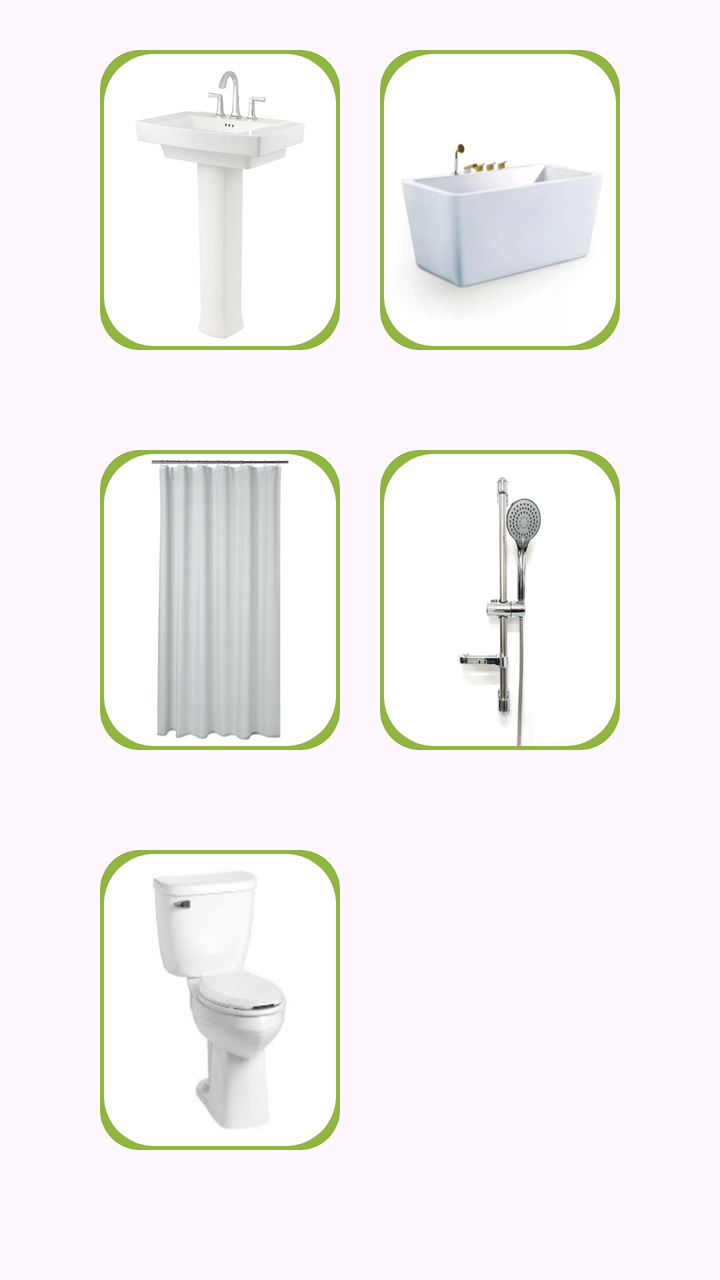
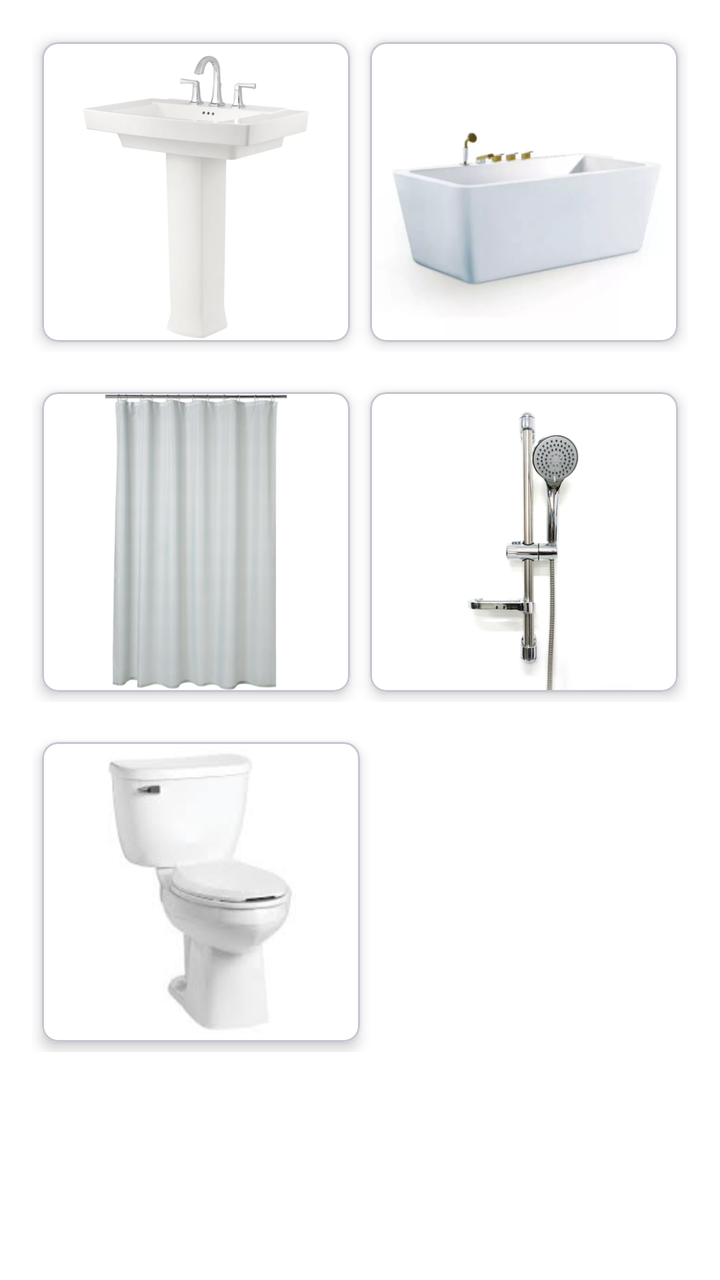

Compare the two renders of this Android layout. The source of the first and the diff that turns it into the second are given below.
<!-- AndroidManifest.xml: application theme Theme.LayoutLab -->
<!-- res/layout/fragment_bathroom.xml -->
<?xml version="1.0" encoding="utf-8"?>
<LinearLayout xmlns:android="http://schemas.android.com/apk/res/android"
    xmlns:tools="http://schemas.android.com/tools"
    android:layout_width="match_parent"
    android:layout_height="match_parent"
    tools:context=".Bathroom"
    android:orientation="vertical">

    <LinearLayout
        android:layout_width="match_parent"
        android:layout_height="wrap_content"
        android:orientation="vertical">

        <LinearLayout
            android:layout_width="match_parent"
            android:layout_height="wrap_content"
            android:orientation="vertical"
            android:gravity="center"
            android:paddingLeft="40dp"
            android:paddingRight="40dp">

            
            <LinearLayout
                android:id="@+id/lin_savedDesigns"
                android:layout_width="match_parent"
                android:layout_height="wrap_content"
                android:orientation="horizontal"
                android:layout_marginTop="15dp"
                android:layout_marginBottom="15dp">

                <LinearLayout
                    android:layout_width="0dp"
                    android:layout_height="150dp"
                    android:layout_weight="1"
                    android:orientation="vertical"
                    android:layout_margin="10dp"
                    android:padding="2dp"
                    android:background="@drawable/scrollview_items">

                    <ImageView
                        android:layout_width="match_parent"
                        android:layout_height="match_parent"
                        android:src="@drawable/bathroom1"
                        android:clipToOutline="true"
                        android:background="@drawable/library_item"
                        android:scaleType="fitXY"/>

                </LinearLayout>

                <LinearLayout
                    android:layout_width="0dp"
                    android:layout_height="150dp"
                    android:layout_weight="1"
                    android:orientation="vertical"
                    android:layout_margin="10dp"
                    android:padding="2dp"
                    android:background="@drawable/scrollview_items">

                    <ImageView
                        android:layout_width="match_parent"
                        android:layout_height="match_parent"
                        android:src="@drawable/bathroom2"
                        android:clipToOutline="true"
                        android:background="@drawable/library_item"
                        android:scaleType="fitXY"/>

                </LinearLayout>

            </LinearLayout>

            
            <LinearLayout
                android:id="@+id/lin_drafts"
                android:layout_width="match_parent"
                android:layout_height="wrap_content"
                android:orientation="horizontal"
                android:layout_marginTop="15dp"
                android:layout_marginBottom="15dp">

                <LinearLayout
                    android:layout_width="0dp"
                    android:layout_height="150dp"
                    android:layout_weight="1"
                    android:orientation="vertical"
                    android:layout_margin="10dp"
                    android:padding="2dp"
                    android:background="@drawable/scrollview_items">

                    <ImageView
                        android:layout_width="match_parent"
                        android:layout_height="match_parent"
                        android:src="@drawable/bathroom3"
                        android:clipToOutline="true"
                        android:background="@drawable/library_item"
                        android:scaleType="fitXY"/>

                </LinearLayout>

                <LinearLayout
                    android:layout_width="0dp"
                    android:layout_height="150dp"
                    android:layout_weight="1"
                    android:orientation="vertical"
                    android:layout_margin="10dp"
                    android:padding="2dp"
                    android:background="@drawable/scrollview_items">

                    <ImageView
                        android:layout_width="match_parent"
                        android:layout_height="match_parent"
                        android:src="@drawable/bathroom4"
                        android:clipToOutline="true"
                        android:background="@drawable/library_item"
                        android:scaleType="fitXY"/>

                </LinearLayout>

            </LinearLayout>

            
            <LinearLayout
                android:id="@+id/lin_library"
                android:layout_width="match_parent"
                android:layout_height="wrap_content"
                android:orientation="horizontal"
                android:layout_marginTop="15dp"
                android:layout_marginBottom="15dp">

                <LinearLayout
                    android:layout_width="0dp"
                    android:layout_height="150dp"
                    android:layout_weight="1"
                    android:orientation="vertical"
                    android:layout_margin="10dp"
                    android:padding="2dp"
                    android:background="@drawable/scrollview_items">

                    <ImageView
                        android:layout_width="match_parent"
                        android:layout_height="match_parent"
                        android:src="@drawable/bathroom5"
                        android:clipToOutline="true"
                        android:background="@drawable/library_item"
                        android:scaleType="fitXY"/>

                </LinearLayout>

                <LinearLayout
                    android:layout_width="0dp"
                    android:layout_height="150dp"
                    android:layout_weight="1"
                    android:orientation="vertical"
                    android:layout_margin="10dp"
                    android:padding="2dp"
                    >









                </LinearLayout>

            </LinearLayout>

            
            
            
            
            
            
            
            

            
            
            
            
            
            
            
            

            
            
            
            
            
            
            

            

            
            
            
            
            
            
            
            

            
            
            
            
            
            
            

            

            

        </LinearLayout>

    </LinearLayout>

</LinearLayout>
<!-- resources referenced by this layout -->
<resources>
  <!-- drawable bathroom1: png bitmap (drawable, 48441 bytes) -->
  <!-- drawable bathroom2: png bitmap (drawable, 62136 bytes) -->
  <!-- drawable bathroom3: png bitmap (drawable, 187072 bytes) -->
  <!-- drawable bathroom4: png bitmap (drawable, 78939 bytes) -->
  <!-- drawable bathroom5: png bitmap (drawable, 33071 bytes) -->
  <!-- drawable library_item (drawable) -->
  <?xml version="1.0" encoding="utf-8"?>
  <shape xmlns:android="http://schemas.android.com/apk/res/android"
      android:shape="rectangle">
      <size
          android:width="100dp"
          android:height="100dp" />
      <corners android:radius="25dp"/>
  
  </shape>
  <!-- drawable scrollview_items (drawable) -->
  <?xml version="1.0" encoding="UTF-8"?>
  <shape
      xmlns:android="http://schemas.android.com/apk/res/android">
      <solid
          android:color="#90B541"
          />
      <corners
          android:radius="20dp"
          />
  </shape>
  <style name="Theme.LayoutLab" parent="Base.Theme.LayoutLab" />
  <style name="Base.Theme.LayoutLab" parent="Theme.Material3.DayNight.NoActionBar">
          
          
      </style>
</resources>

<!-- the commit's change to res/layout/fragment_bathroom.xml (unified diff, before → after) -->
@@ -1,10 +1,13 @@
 <?xml version="1.0" encoding="utf-8"?>
 <LinearLayout xmlns:android="http://schemas.android.com/apk/res/android"
     xmlns:tools="http://schemas.android.com/tools"
+    xmlns:app="http://schemas.android.com/apk/res-auto"
     android:layout_width="match_parent"
     android:layout_height="match_parent"
     tools:context=".Bathroom"
-    android:orientation="vertical">
+    android:orientation="vertical"
+    android:padding="16dp"
+    android:background="@color/white">
 
     <LinearLayout
         android:layout_width="match_parent"
@@ -14,207 +17,109 @@
         <LinearLayout
             android:layout_width="match_parent"
             android:layout_height="wrap_content"
-            android:orientation="vertical"
-            android:gravity="center"
-            android:paddingLeft="40dp"
-            android:paddingRight="40dp">
+            android:orientation="horizontal"
+            android:layout_marginBottom="15dp">
 
-            
+            <com.google.android.material.card.MaterialCardView
+                android:layout_width="0dp"
+                android:layout_height="150dp"
+                android:layout_weight="1"
+                android:layout_margin="5dp"
+                app:cardElevation="4dp"
+                app:cardCornerRadius="8dp">
+
+                <ImageView
+                    android:layout_width="match_parent"
+                    android:layout_height="match_parent"
+                    android:src="@drawable/bathroom1"
+                    android:clipToOutline="true"
+                    android:scaleType="centerCrop" />
+            </com.google.android.material.card.MaterialCardView>
+
+            <com.google.android.material.card.MaterialCardView
+                android:layout_width="0dp"
+                android:layout_height="150dp"
+                android:layout_weight="1"
+                android:layout_margin="5dp"
+                app:cardElevation="4dp"
+                app:cardCornerRadius="8dp">
+
+                <ImageView
+                    android:layout_width="match_parent"
+                    android:layout_height="match_parent"
+                    android:src="@drawable/bathroom2"
+                    android:clipToOutline="true"
+                    android:scaleType="centerCrop" />
+            </com.google.android.material.card.MaterialCardView>
+        </LinearLayout>
+
+        <LinearLayout
+            android:layout_width="match_parent"
+            android:layout_height="wrap_content"
+            android:orientation="horizontal"
+            android:layout_marginBottom="15dp">
+
+            <com.google.android.material.card.MaterialCardView
+                android:layout_width="0dp"
+                android:layout_height="150dp"
+                android:layout_weight="1"
+                android:layout_margin="5dp"
+                app:cardElevation="4dp"
+                app:cardCornerRadius="8dp">
+
+                <ImageView
+                    android:layout_width="match_parent"
+                    android:layout_height="match_parent"
+                    android:src="@drawable/bathroom3"
+                    android:clipToOutline="true"
+                    android:scaleType="centerCrop" />
+            </com.google.android.material.card.MaterialCardView>
+
+            <com.google.android.material.card.MaterialCardView
+                android:layout_width="0dp"
+                android:layout_height="150dp"
+                android:layout_weight="1"
+                android:layout_margin="5dp"
+                app:cardElevation="4dp"
+                app:cardCornerRadius="8dp">
+
+                <ImageView
+                    android:layout_width="match_parent"
+                    android:layout_height="match_parent"
+                    android:src="@drawable/bathroom4"
+                    android:clipToOutline="true"
+                    android:scaleType="centerCrop" />
+            </com.google.android.material.card.MaterialCardView>
+        </LinearLayout>
+
+        <LinearLayout
+            android:layout_width="match_parent"
+            android:layout_height="wrap_content"
+            android:orientation="horizontal"
+            android:layout_marginBottom="15dp">
+
+            <com.google.android.material.card.MaterialCardView
+                android:layout_width="0dp"
+                android:layout_height="150dp"
+                android:layout_weight="1"
+                android:layout_margin="5dp"
+                app:cardElevation="4dp"
+                app:cardCornerRadius="8dp">
+
+                <ImageView
+                    android:layout_width="match_parent"
+                    android:layout_height="match_parent"
+                    android:src="@drawable/bathroom5"
+                    android:clipToOutline="true"
+                    android:scaleType="centerCrop" />
+            </com.google.android.material.card.MaterialCardView>
+
             <LinearLayout
-                android:id="@+id/lin_savedDesigns"
-                android:layout_width="match_parent"
-                android:layout_height="wrap_content"
-                android:orientation="horizontal"
-                android:layout_marginTop="15dp"
-                android:layout_marginBottom="15dp">
-
-                <LinearLayout
-                    android:layout_width="0dp"
-                    android:layout_height="150dp"
-                    android:layout_weight="1"
-                    android:orientation="vertical"
-                    android:layout_margin="10dp"
-                    android:padding="2dp"
-                    android:background="@drawable/scrollview_items">
-
-                    <ImageView
-                        android:layout_width="match_parent"
-                        android:layout_height="match_parent"
-                        android:src="@drawable/bathroom1"
-                        android:clipToOutline="true"
-                        android:background="@drawable/library_item"
-                        android:scaleType="fitXY"/>
-
-                </LinearLayout>
-
-                <LinearLayout
-                    android:layout_width="0dp"
-                    android:layout_height="150dp"
-                    android:layout_weight="1"
-                    android:orientation="vertical"
-                    android:layout_margin="10dp"
-                    android:padding="2dp"
-                    android:background="@drawable/scrollview_items">
-
-                    <ImageView
-                        android:layout_width="match_parent"
-                        android:layout_height="match_parent"
-                        android:src="@drawable/bathroom2"
-                        android:clipToOutline="true"
-                        android:background="@drawable/library_item"
-                        android:scaleType="fitXY"/>
-
-                </LinearLayout>
+                android:layout_width="0dp"
+                android:layout_weight="1"
+                android:layout_height="wrap_content">
 
             </LinearLayout>
-
-            
-            <LinearLayout
-                android:id="@+id/lin_drafts"
-                android:layout_width="match_parent"
-                android:layout_height="wrap_content"
-                android:orientation="horizontal"
-                android:layout_marginTop="15dp"
-                android:layout_marginBottom="15dp">
-
-                <LinearLayout
-                    android:layout_width="0dp"
-                    android:layout_height="150dp"
-                    android:layout_weight="1"
-                    android:orientation="vertical"
-                    android:layout_margin="10dp"
-                    android:padding="2dp"
-                    android:background="@drawable/scrollview_items">
-
-                    <ImageView
-                        android:layout_width="match_parent"
-                        android:layout_height="match_parent"
-                        android:src="@drawable/bathroom3"
-                        android:clipToOutline="true"
-                        android:background="@drawable/library_item"
-                        android:scaleType="fitXY"/>
-
-                </LinearLayout>
-
-                <LinearLayout
-                    android:layout_width="0dp"
-                    android:layout_height="150dp"
-                    android:layout_weight="1"
-                    android:orientation="vertical"
-                    android:layout_margin="10dp"
-                    android:padding="2dp"
-                    android:background="@drawable/scrollview_items">
-
-                    <ImageView
-                        android:layout_width="match_parent"
-                        android:layout_height="match_parent"
-                        android:src="@drawable/bathroom4"
-                        android:clipToOutline="true"
-                        android:background="@drawable/library_item"
-                        android:scaleType="fitXY"/>
-
-                </LinearLayout>
-
-            </LinearLayout>
-
-            
-            <LinearLayout
-                android:id="@+id/lin_library"
-                android:layout_width="match_parent"
-                android:layout_height="wrap_content"
-                android:orientation="horizontal"
-                android:layout_marginTop="15dp"
-                android:layout_marginBottom="15dp">
-
-                <LinearLayout
-                    android:layout_width="0dp"
-                    android:layout_height="150dp"
-                    android:layout_weight="1"
-                    android:orientation="vertical"
-                    android:layout_margin="10dp"
-                    android:padding="2dp"
-                    android:background="@drawable/scrollview_items">
-
-                    <ImageView
-                        android:layout_width="match_parent"
-                        android:layout_height="match_parent"
-                        android:src="@drawable/bathroom5"
-                        android:clipToOutline="true"
-                        android:background="@drawable/library_item"
-                        android:scaleType="fitXY"/>
-
-                </LinearLayout>
-
-                <LinearLayout
-                    android:layout_width="0dp"
-                    android:layout_height="150dp"
-                    android:layout_weight="1"
-                    android:orientation="vertical"
-                    android:layout_margin="10dp"
-                    android:padding="2dp"
-                    >
-
-
-
-
-
-
-
-
-
-                </LinearLayout>
-
-            </LinearLayout>
-
-            
-            
-            
-            
-            
-            
-            
-            
-
-            
-            
-            
-            
-            
-            
-            
-            
-
-            
-            
-            
-            
-            
-            
-            
-
-            
-
-            
-            
-            
-            
-            
-            
-            
-            
-
-            
-            
-            
-            
-            
-            
-            
-
-            
-
-            
-
         </LinearLayout>
 
     </LinearLayout>
<!-- resource entries referenced after the edit -->
@@ -1,31 +1,11 @@
 <!-- resources referenced by this layout -->
 <resources>
+  <color name="white">#FFFFFFFF</color>
   <!-- drawable bathroom1: png bitmap (drawable, 48441 bytes) -->
   <!-- drawable bathroom2: png bitmap (drawable, 62136 bytes) -->
   <!-- drawable bathroom3: png bitmap (drawable, 187072 bytes) -->
   <!-- drawable bathroom4: png bitmap (drawable, 78939 bytes) -->
   <!-- drawable bathroom5: png bitmap (drawable, 33071 bytes) -->
-  <!-- drawable library_item (drawable) -->
-  <?xml version="1.0" encoding="utf-8"?>
-  <shape xmlns:android="http://schemas.android.com/apk/res/android"
-      android:shape="rectangle">
-      <size
-          android:width="100dp"
-          android:height="100dp" />
-      <corners android:radius="25dp"/>
-  
-  </shape>
-  <!-- drawable scrollview_items (drawable) -->
-  <?xml version="1.0" encoding="UTF-8"?>
-  <shape
-      xmlns:android="http://schemas.android.com/apk/res/android">
-      <solid
-          android:color="#90B541"
-          />
-      <corners
-          android:radius="20dp"
-          />
-  </shape>
   <style name="Theme.LayoutLab" parent="Base.Theme.LayoutLab" />
   <style name="Base.Theme.LayoutLab" parent="Theme.Material3.DayNight.NoActionBar">
           
